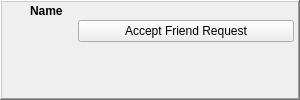
Above: retroshare-gui/src/gui/toaster/FriendRequestToaster.ui from RetroShare/RetroShare before the change. Below: the same form after it.
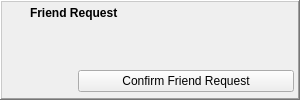
That is the form after the change. Icons and pictures are not drawn. Custom widgets are drawn as their Qt base class.

Commit message: Added a title label to Friend Request Toaster, little design changes.

```diff
--- a/retroshare-gui/src/gui/toaster/FriendRequestToaster.ui
+++ b/retroshare-gui/src/gui/toaster/FriendRequestToaster.ui
@@ -50,7 +50,7 @@
          <number>6</number>
         </property>
         <property name="topMargin">
-         <number>0</number>
+         <number>2</number>
         </property>
         <property name="rightMargin">
          <number>6</number>
@@ -87,20 +87,6 @@
           </property>
          </widget>
         </item>
-        <item row="0" column="1">
-         <widget class="QLabel" name="nameLabel">
-          <property name="font">
-           <font>
-            <pointsize>9</pointsize>
-            <weight>75</weight>
-            <bold>true</bold>
-           </font>
-          </property>
-          <property name="text">
-           <string notr="true">Name</string>
-          </property>
-         </widget>
-        </item>
         <item row="0" column="0">
          <widget class="QLabel" name="label_2">
           <property name="minimumSize">
@@ -139,6 +125,20 @@
           </property>
          </spacer>
         </item>
+        <item row="0" column="1">
+         <widget class="QLabel" name="label">
+          <property name="font">
+           <font>
+            <pointsize>9</pointsize>
+            <weight>75</weight>
+            <bold>true</bold>
+           </font>
+          </property>
+          <property name="text">
+           <string>Friend Request</string>
+          </property>
+         </widget>
+        </item>
        </layout>
       </item>
       <item row="1" column="0">
@@ -150,7 +150,7 @@
          <number>4</number>
         </property>
         <property name="bottomMargin">
-         <number>4</number>
+         <number>6</number>
         </property>
         <property name="horizontalSpacing">
          <number>2</number>
@@ -158,7 +158,7 @@
         <property name="verticalSpacing">
          <number>3</number>
         </property>
-        <item row="0" column="0" rowspan="3">
+        <item row="0" column="0" rowspan="4">
          <widget class="AvatarWidget" name="avatarWidget" native="true">
           <property name="minimumSize">
            <size>
@@ -174,29 +174,37 @@
           </property>
          </widget>
         </item>
-        <item row="1" column="1" rowspan="2">
+        <item row="3" column="1">
+         <widget class="QPushButton" name="friendrequestButton">
+          <property name="font">
+           <font/>
+          </property>
+          <property name="text">
+           <string>Confirm Friend Request</string>
+          </property>
+         </widget>
+        </item>
+        <item row="0" column="1" rowspan="3">
          <widget class="QLabel" name="messageLabel">
           <property name="maximumSize">
            <size>
             <width>218</width>
-            <height>45</height>
+            <height>35</height>
            </size>
           </property>
+          <property name="font">
+           <font>
+            <pointsize>11</pointsize>
+           </font>
+          </property>
+          <property name="alignment">
+           <set>Qt::AlignLeading|Qt::AlignLeft|Qt::AlignTop</set>
+          </property>
           <property name="wordWrap">
            <bool>true</bool>
           </property>
          </widget>
         </item>
-        <item row="0" column="1">
-         <widget class="QPushButton" name="friendrequestButton">
-          <property name="font">
-           <font/>
-          </property>
-          <property name="text">
-           <string>Accept Friend Request</string>
-          </property>
-         </widget>
-        </item>
        </layout>
       </item>
      </layout>
```
The commit also changes 1 other file.
